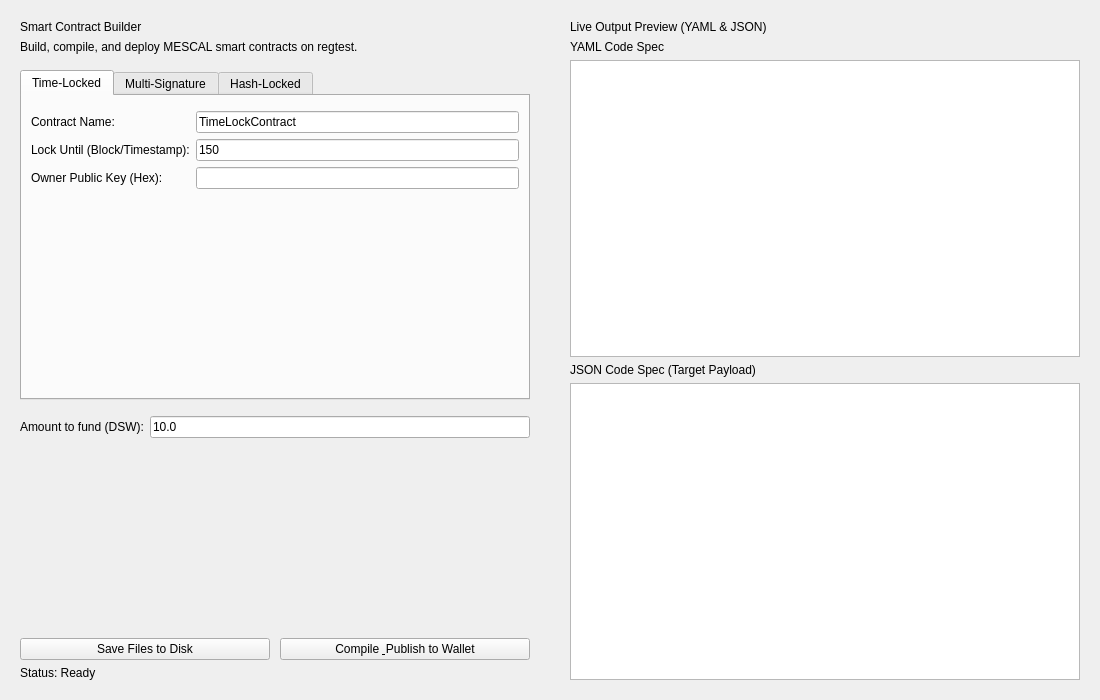
Qt form src/qt/pivx/forms/smartcontractwidget.ui (bedri/DSW) before a commit.
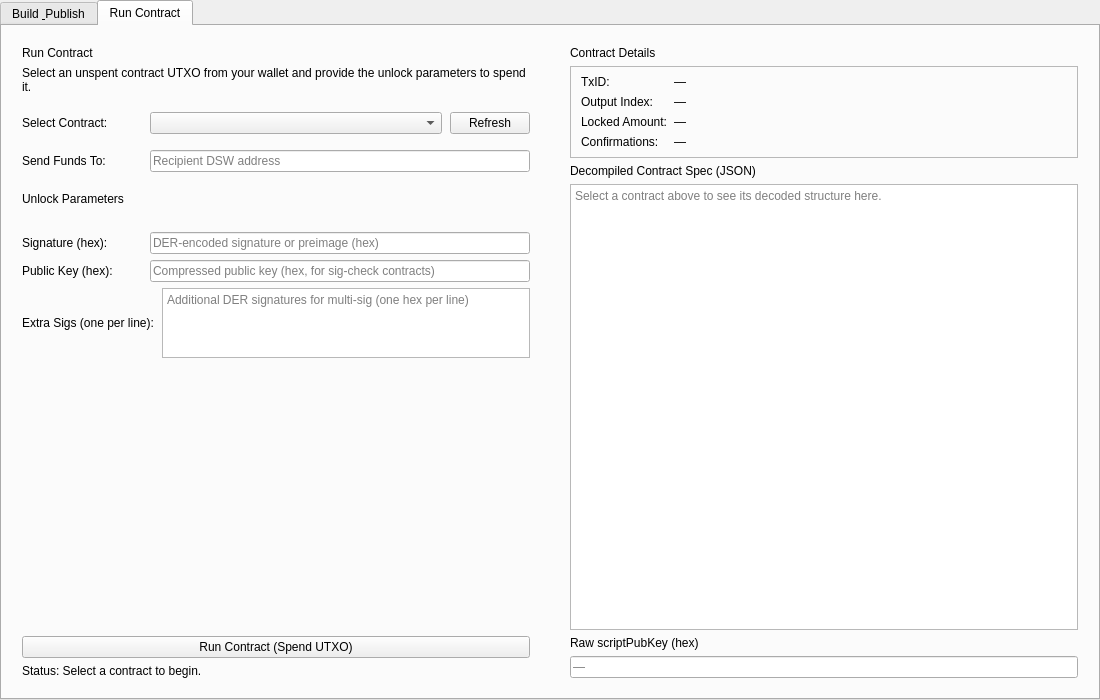
The same form after that commit. The open tabs and pages were chosen to show the change.

Commit message: Implement Advanced Smart Contract Custom Builder, YAML Editor, and Visual Block Designer

What changed in the file:
```diff
--- a/src/qt/pivx/forms/smartcontractwidget.ui
+++ b/src/qt/pivx/forms/smartcontractwidget.ui
@@ -10,7 +10,10 @@
     <height>700</height>
    </rect>
   </property>
-  <layout class="QHBoxLayout" name="horizontalLayout_Main" stretch="1,1">
+  <property name="windowTitle">
+   <string>Smart Contract</string>
+  </property>
+  <layout class="QVBoxLayout" name="verticalLayout_Root">
    <property name="spacing">
     <number>0</number>
    </property>
@@ -27,7 +30,41 @@
     <number>0</number>
    </property>
    <item>
-    <!-- Left Side Container -->
+    <!-- Top-level mode switcher tabs -->
+    <widget class="QTabWidget" name="tabWidgetMode">
+     <property name="tabPosition">
+      <enum>QTabWidget::North</enum>
+     </property>
+     <property name="currentIndex">
+      <number>0</number>
+     </property>
+
+     <!-- ═══════════════════════════════════════
+          TAB 1 : BUILD & PUBLISH
+          ═══════════════════════════════════════ -->
+     <widget class="QWidget" name="tabBuild">
+      <attribute name="title">
+       <string>Build &amp; Publish</string>
+      </attribute>
+      <layout class="QHBoxLayout" name="horizontalLayout_Build">
+       <property name="spacing">
+        <number>0</number>
+       </property>
+       <property name="leftMargin">
+        <number>0</number>
+       </property>
+       <property name="topMargin">
+        <number>0</number>
+       </property>
+       <property name="rightMargin">
+        <number>0</number>
+       </property>
+       <property name="bottomMargin">
+        <number>0</number>
+       </property>
+
+       <!-- LEFT: builder form -->
+       <item>
     <widget class="QFrame" name="left">
      <layout class="QVBoxLayout" name="verticalLayout_Left">
       <property name="leftMargin">
@@ -55,7 +92,7 @@
       <item>
        <widget class="QLabel" name="labelSubtitle1">
         <property name="text">
-         <string>Build, compile, and deploy MESCAL smart contracts on regtest.</string>
+             <string>Build, compile, and deploy MESCAL smart contracts.</string>
         </property>
        </widget>
       </item>
@@ -85,6 +122,12 @@
           <string>Time-Locked</string>
          </attribute>
          <layout class="QFormLayout" name="formLayout_TimeLock">
+              <property name="leftMargin">
+               <number>-1</number>
+              </property>
+              <property name="topMargin">
+               <number>15</number>
+              </property>
           <property name="fieldGrowthPolicy">
            <enum>QFormLayout::AllNonFixedFieldsGrow</enum>
           </property>
@@ -237,8 +280,94 @@
           </item>
          </layout>
         </widget>
-       </widget>
-      </item>
+
+            <!-- Custom / Gelişmiş Tasarımcı -->
+            <widget class="QWidget" name="tabCustom">
+             <attribute name="title">
+              <string>Custom Builder</string>
+             </attribute>
+             <layout class="QVBoxLayout" name="verticalLayout_Custom">
+              <property name="spacing">
+               <number>8</number>
+              </property>
+              <property name="topMargin">
+               <number>15</number>
+              </property>
+              <property name="leftMargin">
+               <number>0</number>
+              </property>
+              <property name="rightMargin">
+               <number>0</number>
+              </property>
+              <property name="bottomMargin">
+               <number>0</number>
+              </property>
+              <item>
+               <widget class="QTreeWidget" name="treeCustomActions">
+                <property name="columnCount">
+                 <number>2</number>
+                </property>
+                <column>
+                 <property name="text">
+                  <string>Step / Role</string>
+                 </property>
+                </column>
+                <column>
+                 <property name="text">
+                  <string>Details</string>
+                 </property>
+                </column>
+               </widget>
+              </item>
+              <item>
+               <layout class="QHBoxLayout" name="horizontalLayout_CustomButtons">
+                <property name="spacing">
+                 <number>6</number>
+                </property>
+                <item>
+                 <widget class="QPushButton" name="btnAddAction">
+                  <property name="text">
+                   <string>+ Add Step</string>
+                  </property>
+                 </widget>
+                </item>
+                <item>
+                 <widget class="QPushButton" name="btnRemoveAction">
+                  <property name="text">
+                   <string>- Remove</string>
+                  </property>
+                 </widget>
+                </item>
+                <item>
+                 <widget class="QPushButton" name="btnMoveActionUp">
+                  <property name="text">
+                   <string>↑ Up</string>
+                  </property>
+                 </widget>
+                </item>
+                <item>
+                 <widget class="QPushButton" name="btnMoveActionDown">
+                  <property name="text">
+                   <string>↓ Down</string>
+                  </property>
+                 </widget>
+                </item>
+               </layout>
+              </item>
+              <item>
+               <widget class="QPushButton" name="btnOpenVisualDesigner">
+                <property name="text">
+                 <string>Open Visual Designer</string>
+                </property>
+               </widget>
+              </item>
+             </layout>
+            </widget>
+
+           </widget>
+          </item>
+
+          <!-- Amount -->
       <item>
        <spacer name="verticalSpacer_2">
         <property name="orientation">
@@ -278,9 +407,6 @@
         <property name="orientation">
          <enum>Qt::Vertical</enum>
         </property>
-        <property name="sizeType">
-         <enum>QSizePolicy::Expanding</enum>
-        </property>
         <property name="sizeHint" stdset="0">
          <size>
           <width>20</width>
@@ -316,13 +442,18 @@
         <property name="text">
          <string>Status: Ready</string>
         </property>
-       </widget>
-      </item>
+            <property name="wordWrap">
+             <bool>true</bool>
+            </property>
+           </widget>
+          </item>
+
      </layout>
     </widget>
    </item>
+
+       <!-- RIGHT: YAML / JSON preview -->
    <item>
-    <!-- Right Side Container -->
     <widget class="QFrame" name="right">
      <layout class="QVBoxLayout" name="verticalLayout_Right">
       <property name="leftMargin">
@@ -374,6 +505,509 @@
       </item>
      </layout>
     </widget>
+       </item>
+
+      </layout>
+     </widget>
+     <!-- end tabBuild -->
+
+     <!-- ═══════════════════════════════════════
+          TAB 2 : RUN CONTRACT
+          ═══════════════════════════════════════ -->
+     <widget class="QWidget" name="tabRun">
+      <attribute name="title">
+       <string>Run Contract</string>
+      </attribute>
+      <layout class="QHBoxLayout" name="horizontalLayout_Run">
+       <property name="spacing">
+        <number>0</number>
+       </property>
+       <property name="leftMargin">
+        <number>0</number>
+       </property>
+       <property name="topMargin">
+        <number>0</number>
+       </property>
+       <property name="rightMargin">
+        <number>0</number>
+       </property>
+       <property name="bottomMargin">
+        <number>0</number>
+       </property>
+
+       <!-- LEFT: selector + unlock params + run -->
+       <item>
+        <widget class="QFrame" name="runLeft">
+         <layout class="QVBoxLayout" name="verticalLayout_RunLeft">
+          <property name="leftMargin">
+           <number>20</number>
+          </property>
+          <property name="topMargin">
+           <number>20</number>
+          </property>
+          <property name="rightMargin">
+           <number>20</number>
+          </property>
+          <property name="bottomMargin">
+           <number>20</number>
+          </property>
+
+          <item>
+           <widget class="QLabel" name="labelRunTitle">
+            <property name="text">
+             <string>Run Contract</string>
+            </property>
+           </widget>
+          </item>
+
+          <item>
+           <widget class="QLabel" name="labelRunSubtitle">
+            <property name="text">
+             <string>Select an unspent contract UTXO from your wallet and provide the unlock parameters to spend it.</string>
+            </property>
+            <property name="wordWrap">
+             <bool>true</bool>
+            </property>
+           </widget>
+          </item>
+
+          <item>
+           <spacer name="verticalSpacer_Run1">
+            <property name="orientation">
+             <enum>Qt::Vertical</enum>
+            </property>
+            <property name="sizeType">
+             <enum>QSizePolicy::Fixed</enum>
+            </property>
+            <property name="sizeHint" stdset="0">
+             <size>
+              <width>20</width>
+              <height>12</height>
+             </size>
+            </property>
+           </spacer>
+          </item>
+
+          <!-- Contract selector row -->
+          <item>
+           <layout class="QHBoxLayout" name="horizontalLayout_ContractSelect">
+            <property name="spacing">
+             <number>8</number>
+            </property>
+            <item>
+             <widget class="QLabel" name="lblSelectContract">
+              <property name="text">
+               <string>Select Contract:</string>
+              </property>
+              <property name="minimumSize">
+               <size>
+                <width>120</width>
+                <height>0</height>
+               </size>
+              </property>
+             </widget>
+            </item>
+            <item>
+             <widget class="QComboBox" name="comboContracts">
+              <property name="sizePolicy">
+               <sizepolicy hsizetype="Expanding" vsizetype="Fixed">
+                <horstretch>1</horstretch>
+                <verstretch>0</verstretch>
+               </sizepolicy>
+              </property>
+              <property name="toolTip">
+               <string>Unspent contract UTXOs found in your wallet</string>
+              </property>
+             </widget>
+            </item>
+            <item>
+             <widget class="QPushButton" name="btnRefreshContracts">
+              <property name="text">
+               <string>Refresh</string>
+              </property>
+              <property name="toolTip">
+               <string>Scan wallet for unspent contract UTXOs</string>
+              </property>
+              <property name="maximumSize">
+               <size>
+                <width>80</width>
+                <height>16777215</height>
+               </size>
+              </property>
+             </widget>
+            </item>
+           </layout>
+          </item>
+
+          <!-- Recipient address row -->
+          <item>
+           <spacer name="verticalSpacer_Run2">
+            <property name="orientation">
+             <enum>Qt::Vertical</enum>
+            </property>
+            <property name="sizeType">
+             <enum>QSizePolicy::Fixed</enum>
+            </property>
+            <property name="sizeHint" stdset="0">
+             <size>
+              <width>20</width>
+              <height>10</height>
+             </size>
+            </property>
+           </spacer>
+          </item>
+
+          <item>
+           <layout class="QHBoxLayout" name="horizontalLayout_RecipAddr">
+            <property name="spacing">
+             <number>8</number>
+            </property>
+            <item>
+             <widget class="QLabel" name="lblRecipAddr">
+              <property name="text">
+               <string>Send Funds To:</string>
+              </property>
+              <property name="minimumSize">
+               <size>
+                <width>120</width>
+                <height>0</height>
+               </size>
+              </property>
+             </widget>
+            </item>
+            <item>
+             <widget class="QLineEdit" name="lineEditRecipAddr">
+              <property name="placeholderText">
+               <string>Recipient DSW address</string>
+              </property>
+             </widget>
+            </item>
+           </layout>
+          </item>
+
+          <!-- Separator label: Unlock Parameters -->
+          <item>
+           <spacer name="verticalSpacer_Run3">
+            <property name="orientation">
+             <enum>Qt::Vertical</enum>
+            </property>
+            <property name="sizeType">
+             <enum>QSizePolicy::Fixed</enum>
+            </property>
+            <property name="sizeHint" stdset="0">
+             <size>
+              <width>20</width>
+              <height>14</height>
+             </size>
+            </property>
+           </spacer>
+          </item>
+
+          <item>
+           <widget class="QLabel" name="lblUnlockParams">
+            <property name="text">
+             <string>Unlock Parameters</string>
+            </property>
+           </widget>
+          </item>
+
+          <item>
+           <widget class="QLabel" name="lblAutoSignStatus">
+            <property name="text">
+             <string></string>
+            </property>
+            <property name="wordWrap">
+             <bool>true</bool>
+            </property>
+           </widget>
+          </item>
+
+          <!-- Unlock param 1: signature / preimage -->
+          <item>
+           <layout class="QHBoxLayout" name="horizontalLayout_Param1">
+            <property name="spacing">
+             <number>8</number>
+            </property>
+            <item>
+             <widget class="QLabel" name="lblParam1">
+              <property name="text">
+               <string>Signature (hex):</string>
+              </property>
+              <property name="minimumSize">
+               <size>
+                <width>120</width>
+                <height>0</height>
+               </size>
+              </property>
+             </widget>
+            </item>
+            <item>
+             <widget class="QLineEdit" name="lineEditParam1">
+              <property name="placeholderText">
+               <string>DER-encoded signature or preimage (hex)</string>
+              </property>
+             </widget>
+            </item>
+           </layout>
+          </item>
+
+          <!-- Unlock param 2: pubkey -->
+          <item>
+           <layout class="QHBoxLayout" name="horizontalLayout_Param2">
+            <property name="spacing">
+             <number>8</number>
+            </property>
+            <item>
+             <widget class="QLabel" name="lblParam2">
+              <property name="text">
+               <string>Public Key (hex):</string>
+              </property>
+              <property name="minimumSize">
+               <size>
+                <width>120</width>
+                <height>0</height>
+               </size>
+              </property>
+             </widget>
+            </item>
+            <item>
+             <widget class="QLineEdit" name="lineEditParam2">
+              <property name="placeholderText">
+               <string>Compressed public key (hex, for sig-check contracts)</string>
+              </property>
+             </widget>
+            </item>
+           </layout>
+          </item>
+
+          <!-- Extra signatures for multisig -->
+          <item>
+           <layout class="QHBoxLayout" name="horizontalLayout_Param3">
+            <property name="spacing">
+             <number>8</number>
+            </property>
+            <item>
+             <widget class="QLabel" name="lblParam3">
+              <property name="text">
+               <string>Extra Sigs (one per line):</string>
+              </property>
+              <property name="minimumSize">
+               <size>
+                <width>120</width>
+                <height>0</height>
+               </size>
+              </property>
+             </widget>
+            </item>
+            <item>
+             <widget class="QPlainTextEdit" name="plainTextExtraSigs">
+              <property name="maximumSize">
+               <size>
+                <width>16777215</width>
+                <height>70</height>
+               </size>
+              </property>
+              <property name="placeholderText">
+               <string>Additional DER signatures for multi-sig (one hex per line)</string>
+              </property>
+             </widget>
+            </item>
+           </layout>
+          </item>
+
+          <item>
+           <spacer name="verticalSpacer_Run4">
+            <property name="orientation">
+             <enum>Qt::Vertical</enum>
+            </property>
+            <property name="sizeHint" stdset="0">
+             <size>
+              <width>20</width>
+              <height>40</height>
+             </size>
+            </property>
+           </spacer>
+          </item>
+
+          <!-- Run button + status -->
+          <item>
+           <widget class="QPushButton" name="btnRunContract">
+            <property name="text">
+             <string>Run Contract (Spend UTXO)</string>
+            </property>
+           </widget>
+          </item>
+
+          <item>
+           <widget class="QLabel" name="labelRunStatus">
+            <property name="text">
+             <string>Status: Select a contract to begin.</string>
+            </property>
+            <property name="wordWrap">
+             <bool>true</bool>
+            </property>
+           </widget>
+          </item>
+
+         </layout>
+        </widget>
+       </item>
+
+       <!-- RIGHT: decompiled contract info -->
+       <item>
+        <widget class="QFrame" name="runRight">
+         <layout class="QVBoxLayout" name="verticalLayout_RunRight">
+          <property name="leftMargin">
+           <number>20</number>
+          </property>
+          <property name="topMargin">
+           <number>20</number>
+          </property>
+          <property name="rightMargin">
+           <number>20</number>
+          </property>
+          <property name="bottomMargin">
+           <number>20</number>
+          </property>
+
+          <item>
+           <widget class="QLabel" name="labelRunRightTitle">
+            <property name="text">
+             <string>Contract Details</string>
+            </property>
+           </widget>
+          </item>
+
+          <!-- UTXO info strip -->
+          <item>
+           <widget class="QFrame" name="frameUtxoInfo">
+            <property name="frameShape">
+             <enum>QFrame::StyledPanel</enum>
+            </property>
+            <layout class="QFormLayout" name="formLayoutUtxo">
+             <property name="leftMargin">
+              <number>10</number>
+             </property>
+             <property name="topMargin">
+              <number>8</number>
+             </property>
+             <property name="rightMargin">
+              <number>10</number>
+             </property>
+             <property name="bottomMargin">
+              <number>8</number>
+             </property>
+             <item row="0" column="0">
+              <widget class="QLabel" name="lblUtxoTxId">
+               <property name="text">
+                <string>TxID:</string>
+               </property>
+              </widget>
+             </item>
+             <item row="0" column="1">
+              <widget class="QLabel" name="labelUtxoTxId">
+               <property name="text">
+                <string>—</string>
+               </property>
+               <property name="textInteractionFlags">
+                <set>Qt::TextSelectableByMouse</set>
+               </property>
+             </widget>
+             </item>
+             <item row="1" column="0">
+              <widget class="QLabel" name="lblUtxoVout">
+               <property name="text">
+                <string>Output Index:</string>
+               </property>
+              </widget>
+             </item>
+             <item row="1" column="1">
+              <widget class="QLabel" name="labelUtxoVout">
+               <property name="text">
+                <string>—</string>
+               </property>
+              </widget>
+             </item>
+             <item row="2" column="0">
+              <widget class="QLabel" name="lblUtxoAmount">
+               <property name="text">
+                <string>Locked Amount:</string>
+               </property>
+              </widget>
+             </item>
+             <item row="2" column="1">
+              <widget class="QLabel" name="labelUtxoAmount">
+               <property name="text">
+                <string>—</string>
+               </property>
+              </widget>
+             </item>
+             <item row="3" column="0">
+              <widget class="QLabel" name="lblUtxoConfs">
+               <property name="text">
+                <string>Confirmations:</string>
+               </property>
+              </widget>
+             </item>
+             <item row="3" column="1">
+              <widget class="QLabel" name="labelUtxoConfs">
+               <property name="text">
+                <string>—</string>
+               </property>
+              </widget>
+             </item>
+            </layout>
+           </widget>
+          </item>
+
+          <!-- Decompiled JSON -->
+          <item>
+           <widget class="QLabel" name="lblDecompiledTitle">
+            <property name="text">
+             <string>Decompiled Contract Spec (JSON)</string>
+            </property>
+           </widget>
+          </item>
+          <item>
+           <widget class="QTextEdit" name="textEditDecompiled">
+            <property name="readOnly">
+             <bool>true</bool>
+            </property>
+            <property name="placeholderText">
+             <string>Select a contract above to see its decoded structure here.</string>
+            </property>
+           </widget>
+          </item>
+
+          <!-- Raw scriptPubKey hex -->
+          <item>
+           <widget class="QLabel" name="lblRawScript">
+            <property name="text">
+             <string>Raw scriptPubKey (hex)</string>
+            </property>
+           </widget>
+          </item>
+          <item>
+           <widget class="QLineEdit" name="lineEditRawScript">
+            <property name="readOnly">
+             <bool>true</bool>
+            </property>
+            <property name="placeholderText">
+             <string>—</string>
+            </property>
+           </widget>
+          </item>
+
+         </layout>
+        </widget>
+       </item>
+
+      </layout>
+     </widget>
+     <!-- end tabRun -->
+
+    </widget>
+    <!-- end tabWidgetMode -->
    </item>
   </layout>
  </widget>
```
Left out of the diff: 53 changed lines with no effect on the pictures. Lines whose indentation alone changed are shown as unchanged. The commit also changes 5 other files.
